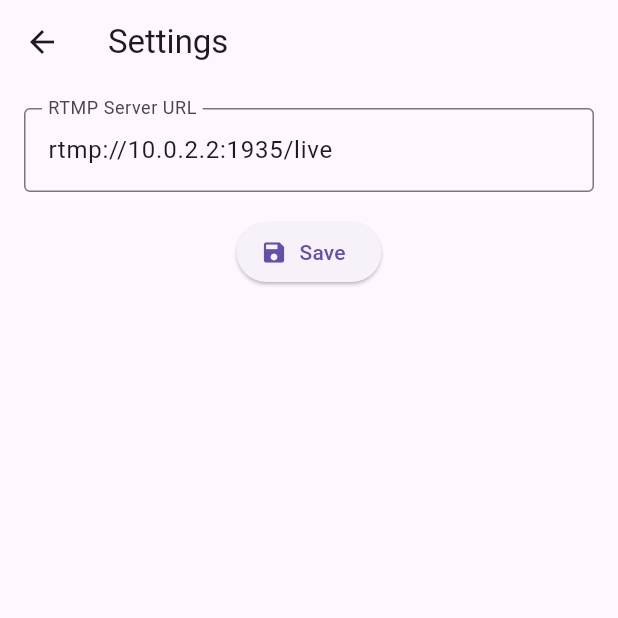
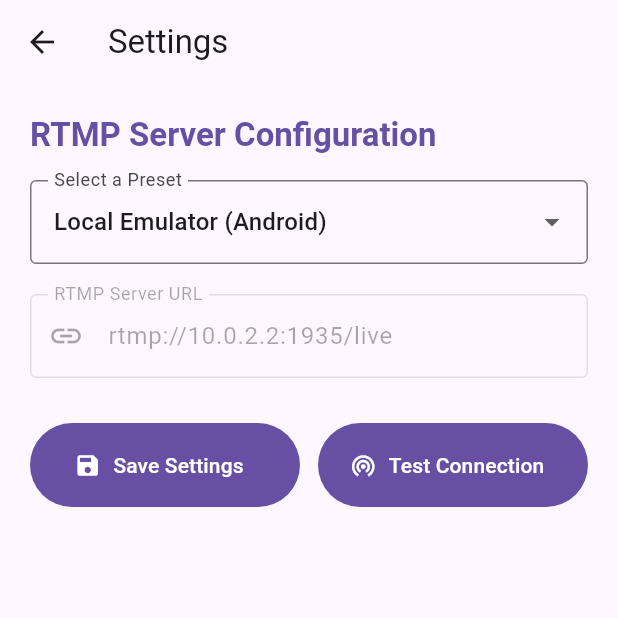
Before and after one commit to Screenbottle/flutter_video_stream, a Flutter app: the screen it shows after launch, after a tap on "Settings", on a phone screen of 412 x 824 dp, the top half of it. Run offline on Flutter 3.47's test engine with Material 3 defaults, Android fonts, the phone set to English and light mode, and no system bars; our stand-ins replace permission_handler, shared_preferences; missing offline and left inert: apivideo_live_stream.

Commit message:
improved settings page, added preset IP adresses, added connection test

```diff
--- a/lib/settings_page.dart
+++ b/lib/settings_page.dart
@@ -1,3 +1,4 @@
+import 'dart:io';
 import 'package:flutter/material.dart';
 import 'package:shared_preferences/shared_preferences.dart';
 
@@ -10,6 +11,17 @@ class SettingsPage extends StatefulWidget {
 
 class _SettingsPageState extends State<SettingsPage> {
   final _controller = TextEditingController();
+  String _selectedOption = 'Custom';
+  bool _isTesting = false;
+
+  // The IP address needs to be formatted differently based on the environment
+  final List<Map<String, String>> _presets = [
+    {'label': 'Local Emulator (Android)', 'value': 'rtmp://10.0.2.2:1935/live'},
+    {'label': 'Local Emulator (iOS)', 'value': 'rtmp://127.0.0.1:1935/live'},
+    {'label': 'Local Network', 'value': 'rtmp://192.168.1.100:1935/live'},
+    {'label': 'Ngrok Tunnel', 'value': 'rtmp://0.tcp.ngrok.io:18723/live'},
+    {'label': 'Custom', 'value': ''},
+  ];
 
   @override
   void initState() {
@@ -19,40 +31,158 @@ class _SettingsPageState extends State<SettingsPage> {
 
   Future<void> _loadSavedUrl() async {
     final prefs = await SharedPreferences.getInstance();
-    _controller.text = prefs.getString('rtmp_url') ?? 'rtmp://10.0.2.2:1935/live';
+    final savedUrl =
+        prefs.getString('rtmp_url') ?? 'rtmp://10.0.2.2:1935/live';
+    _controller.text = savedUrl;
+
+    final matchedPreset = _presets.firstWhere(
+      (preset) => preset['value'] == savedUrl,
+      orElse: () => {'label': 'Custom', 'value': ''},
+    );
+    setState(() => _selectedOption = matchedPreset['label']!);
   }
 
   Future<void> _saveUrl() async {
     final prefs = await SharedPreferences.getInstance();
     await prefs.setString('rtmp_url', _controller.text);
-    if (mounted) {
+
+    if (!mounted) return;
+    ScaffoldMessenger.of(context).showSnackBar(
+      const SnackBar(content: Text('RTMP URL saved successfully!')),
+    );
+  }
+
+  void _onPresetChanged(String? newValue) {
+    if (newValue == null) return;
+
+    setState(() {
+      _selectedOption = newValue;
+      final selectedPreset = _presets.firstWhere(
+        (preset) => preset['label'] == newValue,
+      );
+      _controller.text = selectedPreset['value'] ?? '';
+    });
+  }
+
+  // test connection to the server, lets the user easily test the connection without having to start the stream
+  Future<void> _testConnection() async {
+    final url = _controller.text.trim();
+    if (!url.startsWith('rtmp://')) {
       ScaffoldMessenger.of(context).showSnackBar(
-        const SnackBar(content: Text('RTMP URL saved!')),
+        const SnackBar(content: Text('Please enter a valid RTMP URL.')),
       );
+      return;
+    }
+
+    final uri = Uri.tryParse(url);
+    if (uri == null || uri.host.isEmpty || uri.port == 0) {
+      ScaffoldMessenger.of(context).showSnackBar(
+        const SnackBar(content: Text('Invalid RTMP URL format.')),
+      );
+      return;
+    }
+
+    setState(() => _isTesting = true);
+
+    try {
+      final socket = await Socket.connect(uri.host, uri.port,
+          timeout: const Duration(seconds: 3));
+      socket.destroy();
+
+      if (!mounted) return;
+      ScaffoldMessenger.of(context).showSnackBar(
+        const SnackBar(
+          content: Text('RTMP server is reachable!'),
+          backgroundColor: Colors.green,
+        ),
+      );
+    } on SocketException {
+      if (!mounted) return;
+      ScaffoldMessenger.of(context).showSnackBar(
+        const SnackBar(
+          content: Text('Failed to connect to RTMP server.'),
+          backgroundColor: Colors.red,
+        ),
+      );
+    } finally {
+      if (mounted) setState(() => _isTesting = false);
     }
   }
 
   @override
   Widget build(BuildContext context) {
+    final colorScheme = Theme.of(context).colorScheme;
+    final textTheme = Theme.of(context).textTheme;
+
     return Scaffold(
       appBar: AppBar(title: const Text('Settings')),
       body: Padding(
-        padding: const EdgeInsets.all(16.0),
-        child: Column(
+        padding: const EdgeInsets.all(20),
+        child: ListView(
           children: [
+            Text(
+              'RTMP Server Configuration',
+              style: textTheme.titleLarge?.copyWith(
+                fontWeight: FontWeight.bold,
+                color: colorScheme.primary,
+              ),
+            ),
+            const SizedBox(height: 16),
+
+            DropdownButtonFormField<String>(
+              initialValue: _selectedOption,
+              decoration: const InputDecoration(
+                labelText: 'Select a Preset',
+                border: OutlineInputBorder(),
+              ),
+              items: _presets
+                  .map((preset) => DropdownMenuItem(
+                        value: preset['label'],
+                        child: Text(preset['label']!),
+                      ))
+                  .toList(),
+              onChanged: _onPresetChanged,
+            ),
+            const SizedBox(height: 20),
+
             TextField(
               controller: _controller,
               decoration: const InputDecoration(
                 labelText: 'RTMP Server URL',
-                hintText: 'e.g. rtmp://0.tcp.ngrok.io:18723/live',
+                hintText: 'e.g. rtmp://your-server-ip:1935/live',
                 border: OutlineInputBorder(),
+                prefixIcon: Icon(Icons.link),
               ),
+              enabled: _selectedOption == 'Custom',
             ),
-            const SizedBox(height: 16),
-            ElevatedButton.icon(
-              icon: const Icon(Icons.save),
-              label: const Text('Save'),
-              onPressed: _saveUrl,
+            const SizedBox(height: 30),
+
+            Row(
+              children: [
+                Expanded(
+                  child: FilledButton.icon(
+                    onPressed: _saveUrl,
+                    icon: const Icon(Icons.save),
+                    label: const Text('Save Settings'),
+                    style: FilledButton.styleFrom(
+                      minimumSize: const Size.fromHeight(56),
+                    ),
+                  ),
+                ),
+                const SizedBox(width: 12),
+                Expanded(
+                  child: FilledButton.icon(
+                    onPressed: _isTesting ? null : _testConnection,
+                    icon: const Icon(Icons.wifi_tethering),
+                    label: _isTesting
+                        ? const Text('Testing...')
+                        : const Text('Test Connection'),
+                    style: FilledButton.styleFrom(
+                      minimumSize: const Size.fromHeight(56),
+                    ),
+                  ),
+                ),
+              ],
             ),
           ],
         ),
```
